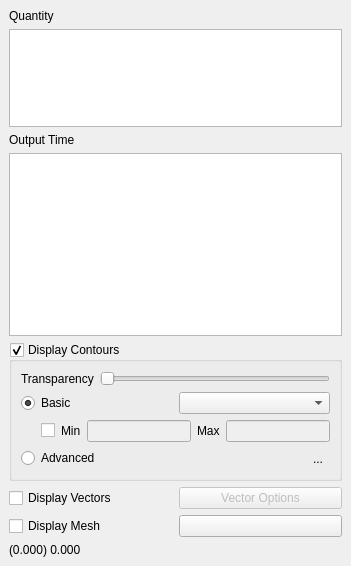
lutraconsulting/qgis-crayfish-plugin, file qgis_plugin/crayfish_viewer_dock_widget.ui: the form before one commit.
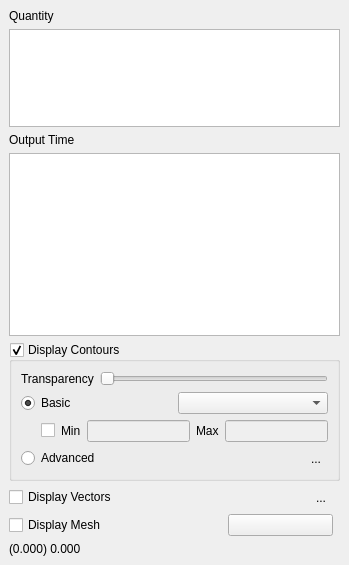
The form after the commit. Custom widgets are drawn as their Qt base class.

Commit message: Change "Vector Options" button to a tool button (like advanced contour options)

The edit to the form file:
```diff
--- a/qgis_plugin/crayfish_viewer_dock_widget.ui
+++ b/qgis_plugin/crayfish_viewer_dock_widget.ui
@@ -6,8 +6,8 @@
    <rect>
     <x>0</x>
     <y>0</y>
-    <width>351</width>
-    <height>566</height>
+    <width>349</width>
+    <height>565</height>
    </rect>
   </property>
   <property name="windowTitle">
@@ -210,34 +210,70 @@
      </widget>
     </item>
     <item>
-     <layout class="QGridLayout" name="gridLayout_3">
+     <layout class="QGridLayout" name="gridLayout">
+      <property name="rightMargin">
+       <number>7</number>
+      </property>
       <item row="1" column="0">
-       <widget class="QCheckBox" name="displayVectorsCheckBox">
-        <property name="text">
-         <string>Display Vectors</string>
-        </property>
-       </widget>
-      </item>
-      <item row="1" column="1">
-       <widget class="QPushButton" name="vectorOptionsPushButton">
-        <property name="enabled">
-         <bool>false</bool>
-        </property>
-        <property name="text">
-         <string>Vector Options</string>
-        </property>
-       </widget>
-      </item>
-      <item row="2" column="0">
        <widget class="QCheckBox" name="displayMeshCheckBox">
         <property name="text">
          <string>Display Mesh</string>
         </property>
        </widget>
       </item>
-      <item row="2" column="1">
+      <item row="1" column="2">
        <widget class="QgsColorButton" name="btnMeshColor"/>
       </item>
+      <item row="0" column="2">
+       <layout class="QHBoxLayout" name="horizontalLayout_5">
+        <item>
+         <spacer name="horizontalSpacer_2">
+          <property name="orientation">
+           <enum>Qt::Horizontal</enum>
+          </property>
+          <property name="sizeHint" stdset="0">
+           <size>
+            <width>40</width>
+            <height>20</height>
+           </size>
+          </property>
+         </spacer>
+        </item>
+        <item>
+         <widget class="QToolButton" name="btnVectorOptions">
+          <property name="toolTip">
+           <string>Vector Options</string>
+          </property>
+          <property name="text">
+           <string>...</string>
+          </property>
+          <property name="autoRaise">
+           <bool>true</bool>
+          </property>
+         </widget>
+        </item>
+       </layout>
+      </item>
+      <item row="0" column="0">
+       <widget class="QCheckBox" name="displayVectorsCheckBox">
+        <property name="text">
+         <string>Display Vectors</string>
+        </property>
+       </widget>
+      </item>
+      <item row="0" column="1" rowspan="2">
+       <spacer name="horizontalSpacer_3">
+        <property name="orientation">
+         <enum>Qt::Horizontal</enum>
+        </property>
+        <property name="sizeHint" stdset="0">
+         <size>
+          <width>40</width>
+          <height>20</height>
+         </size>
+        </property>
+       </spacer>
+      </item>
      </layout>
     </item>
     <item>
```
Left out of the diff: 45 changed lines with no effect on the pictures. The commit also changes 2 other files.
